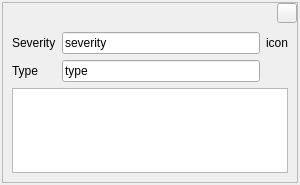
swift-project/pilotclient, file src/blackgui/components/infowindowcomponent.ui: the form before one commit.
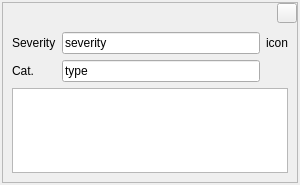
The form after the commit. Icons and pictures are not drawn.

Commit message: Hide info window with no data, correcte field to le_SmCategories

```diff
--- a/src/blackgui/components/infowindowcomponent.ui
+++ b/src/blackgui/components/infowindowcomponent.ui
@@ -154,7 +154,7 @@
             <item row="2" column="0">
              <widget class="QLabel" name="lbl_SmType">
               <property name="text">
-               <string>Type</string>
+               <string>Cat.</string>
               </property>
              </widget>
             </item>
```
Left out of the diff: 7 changed lines with no effect on the pictures. The commit also changes 1 other file.
